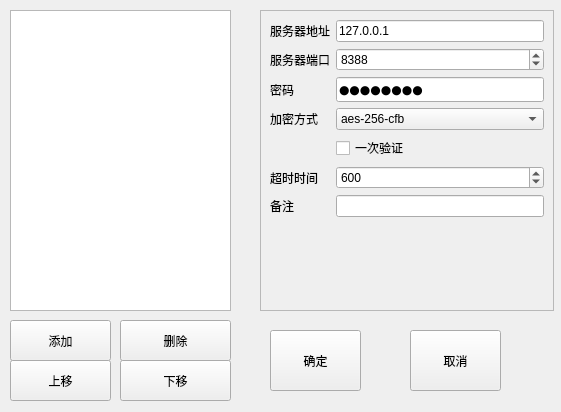
Before: the Qt Designer form main.ui in falseen/shadowsocks-pyqt, drawn with Qt 5.
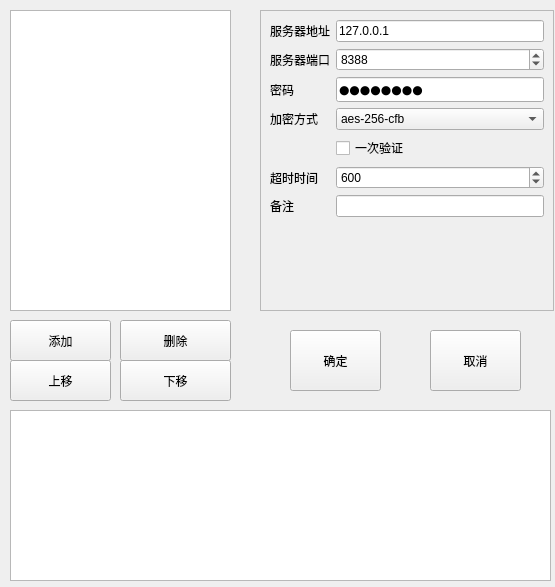
After: the same form once the commit is applied. Icons and pictures are not drawn.

What changed in the file:
```diff
--- a/main.ui
+++ b/main.ui
@@ -6,8 +6,8 @@
    <rect>
     <x>0</x>
     <y>0</y>
-    <width>561</width>
-    <height>412</height>
+    <width>555</width>
+    <height>587</height>
    </rect>
   </property>
   <property name="windowTitle">
@@ -420,7 +420,7 @@
    <widget class="QPushButton" name="b_yes">
     <property name="geometry">
      <rect>
-      <x>270</x>
+      <x>290</x>
       <y>330</y>
       <width>91</width>
       <height>61</height>
@@ -433,7 +433,7 @@
    <widget class="QPushButton" name="b_exit">
     <property name="geometry">
      <rect>
-      <x>410</x>
+      <x>430</x>
       <y>330</y>
       <width>91</width>
       <height>61</height>
@@ -443,6 +443,22 @@
      <string>取消</string>
     </property>
    </widget>
+   <widget class="QTextBrowser" name="loggingBrowser">
+    <property name="geometry">
+     <rect>
+      <x>10</x>
+      <y>410</y>
+      <width>541</width>
+      <height>171</height>
+     </rect>
+    </property>
+    <property name="cursor" stdset="0">
+     <cursorShape>IBeamCursor</cursorShape>
+    </property>
+    <property name="focusPolicy">
+     <enum>Qt::ClickFocus</enum>
+    </property>
+   </widget>
    <zorder>gridLayoutWidget</zorder>
    <zorder>add_config</zorder>
    <zorder>del_config</zorder>
```
Left out of the diff: 1 changed line with no effect on the pictures.
